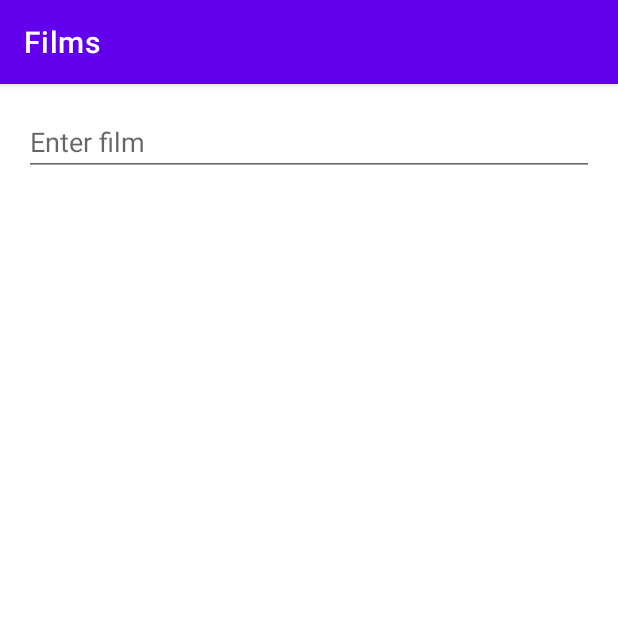
After one commit to N00193346/MobileComputingCA, an Android app: the EditorFragment screen opened through its navigation route, on a phone screen of 412 x 824 dp, the top half of it. The commit adds this screen. Run offline under Robolectric (Android 15) with nearby library versions, the phone set to English and light mode, and no system bars.

Commit message:
Added a editor fragment

```diff
--- /dev/null
+++ b/app/src/main/java/com/example/mobilecomputingca/EditorFragment.kt
@@ -0,0 +1,29 @@
+package com.example.mobilecomputingca
+
+import androidx.lifecycle.ViewModelProvider
+import android.os.Bundle
+import androidx.fragment.app.Fragment
+import android.view.LayoutInflater
+import android.view.View
+import android.view.ViewGroup
+
+class EditorFragment : Fragment() {
+
+
+
+    private lateinit var viewModel: EditorViewModel
+
+    override fun onCreateView(
+        inflater: LayoutInflater, container: ViewGroup?,
+        savedInstanceState: Bundle?
+    ): View? {
+        return inflater.inflate(R.layout.editor_fragment, container, false)
+    }
+
+    override fun onActivityCreated(savedInstanceState: Bundle?) {
+        super.onActivityCreated(savedInstanceState)
+        viewModel = ViewModelProvider(this).get(EditorViewModel::class.java)
+
+    }
+
+}
--- /dev/null
+++ b/app/src/main/java/com/example/mobilecomputingca/EditorViewModel.kt
@@ -0,0 +1,7 @@
+package com.example.mobilecomputingca
+
+import androidx.lifecycle.ViewModel
+
+class EditorViewModel : ViewModel() {
+    // TODO: Implement the ViewModel
+}
--- /dev/null
+++ b/app/src/main/res/layout/editor_fragment.xml
@@ -0,0 +1,19 @@
+<?xml version="1.0" encoding="utf-8"?>
+<androidx.core.widget.NestedScrollView xmlns:android="http://schemas.android.com/apk/res/android"
+    xmlns:tools="http://schemas.android.com/tools"
+    android:layout_width="match_parent"
+    android:layout_height="match_parent"
+    tools:context=".EditorFragment">
+
+    <EditText
+        android:id="@+id/editor"
+        android:layout_width="match_parent"
+        android:layout_height="match_parent"
+        android:layout_margin="16dp"
+        android:hint="@string/enter_film"
+        android:inputType="textCapSentences|textMultiLine"
+        android:textAppearance="@style/TextAppearance.AppCompat.Medium"
+        tools:ignore="Autofill"
+        tools:text="Hello" />
+
+</androidx.core.widget.NestedScrollView>
--- a/app/src/main/res/navigation/nav_graph.xml
+++ b/app/src/main/res/navigation/nav_graph.xml
@@ -9,5 +9,14 @@
         android:id="@+id/mainFragment"
         android:name="com.example.mobilecomputingca.MainFragment"
         android:label="main_fragment"
-        tools:layout="@layout/main_fragment" />
+        tools:layout="@layout/main_fragment" >
+        <action
+            android:id="@+id/action_edit_film"
+            app:destination="@id/editorFragment" />
+    </fragment>
+    <fragment
+        android:id="@+id/editorFragment"
+        android:name="com.example.mobilecomputingca.EditorFragment"
+        android:label="editor_fragment"
+        tools:layout="@layout/editor_fragment" />
 </navigation>
--- a/app/src/main/res/values/strings.xml
+++ b/app/src/main/res/values/strings.xml
@@ -1,4 +1,5 @@
 <resources>
     <string name="app_name">MobileComputingCA</string>
     <string name="films">Films</string>
+    <string name="enter_film">Enter film</string>
 </resources>
```
